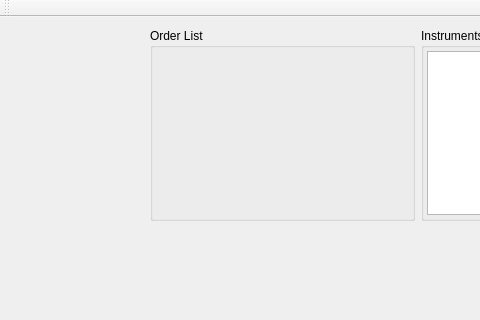
Qt form BambooTracker/gui/mainwindow.ui (BambooTracker/BambooTracker) before a commit; both pictures show x 0 to 480 and y 0 to 320 of the 698 by 711 pixel window.
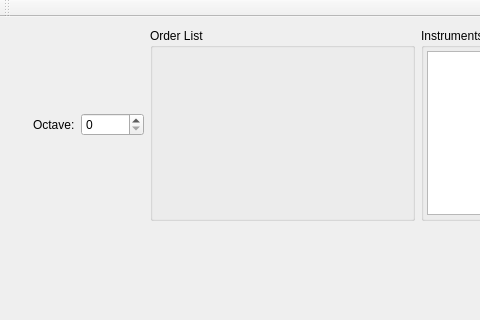
The same form after that commit. Custom widgets are drawn as their Qt base class.

Commit message: Add octave selection

```diff
--- a/BambooTracker/gui/mainwindow.ui
+++ b/BambooTracker/gui/mainwindow.ui
@@ -42,19 +42,6 @@
       </layout>
      </widget>
     </item>
-    <item row="0" column="0">
-     <spacer name="horizontalSpacer">
-      <property name="orientation">
-       <enum>Qt::Horizontal</enum>
-      </property>
-      <property name="sizeHint" stdset="0">
-       <size>
-        <width>40</width>
-        <height>20</height>
-       </size>
-      </property>
-     </spacer>
-    </item>
     <item row="0" column="1">
      <widget class="QGroupBox" name="orderListGroupBox">
       <property name="title">
@@ -82,6 +69,24 @@
     <item row="1" column="0" colspan="3">
      <widget class="PatternEditor" name="patternEditor"/>
     </item>
+    <item row="0" column="0">
+     <layout class="QGridLayout" name="gridLayout_4">
+      <item row="0" column="0" alignment="Qt::AlignRight">
+       <widget class="QLabel" name="octaveLabel">
+        <property name="text">
+         <string>Octave:</string>
+        </property>
+       </widget>
+      </item>
+      <item row="0" column="1">
+       <widget class="LineReadOnlySpinBox" name="octaveSpinBox">
+        <property name="maximum">
+         <number>7</number>
+        </property>
+       </widget>
+      </item>
+     </layout>
+    </item>
    </layout>
   </widget>
   <widget class="QMenuBar" name="menuBar">
@@ -118,6 +123,11 @@
    <header>gui/order_list_editor/order_list_editor.hpp</header>
    <container>1</container>
   </customwidget>
+  <customwidget>
+   <class>LineReadOnlySpinBox</class>
+   <extends>QSpinBox</extends>
+   <header>gui/line_read_only_spin_box.hpp</header>
+  </customwidget>
  </customwidgets>
  <resources/>
  <connections/>
```
The commit also changes 9 other files.
